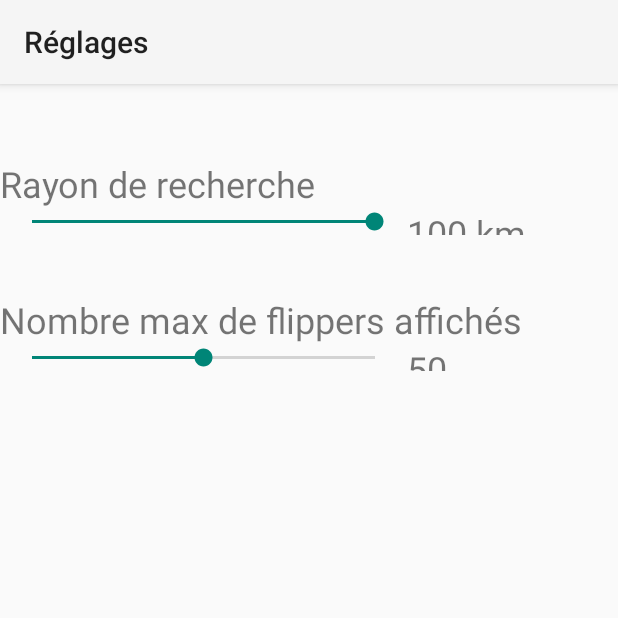
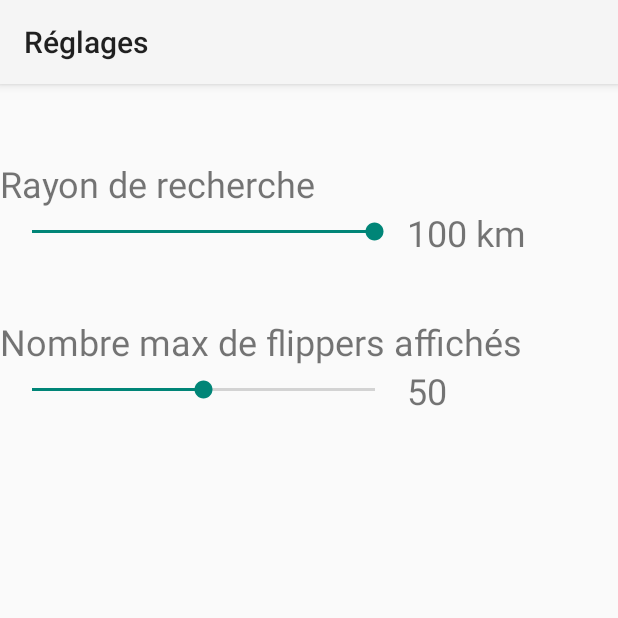
Before and after one commit to e5ky0/FlipperFinderApp, an Android app: the PagePreferences screen opened directly, with no data from a screen before it, on a phone screen of 412 x 824 dp, the top half of it. Run offline under Robolectric (Android 15) with nearby library versions, the phone set to English and light mode, and no system bars.

Commit message:
Changed some object height properties
to rectify a display bug that hid half of the seek bar

```diff
--- a/app/src/main/res/layout/activity_preferences.xml
+++ b/app/src/main/res/layout/activity_preferences.xml
@@ -21,7 +21,7 @@
         <SeekBar
             android:id="@+id/seekBarRayon"
             android:layout_width="0dp"
-            android:layout_height="wrap_content"
+            android:layout_height="match_parent"
             android:layout_marginLeft="5dip"
             android:layout_weight=".65"
             android:max="100" />
@@ -29,7 +29,7 @@
         <TextView
             android:id="@+id/TVRayon"
             android:layout_width="0dp"
-            android:layout_height="fill_parent"
+            android:layout_height="match_parent"
             android:layout_marginLeft="5dip"
             android:layout_weight=".35"
             android:text="50 km"
@@ -51,7 +51,7 @@
         <SeekBar
             android:id="@+id/seekBarNbMax"
             android:layout_width="0dp"
-            android:layout_height="wrap_content"
+            android:layout_height="match_parent"
             android:layout_marginLeft="5dip"
             android:layout_weight=".65"
             android:max="100" />
@@ -59,7 +59,7 @@
         <TextView
             android:id="@+id/TVMaxResult"
             android:layout_width="0dp"
-            android:layout_height="fill_parent"
+            android:layout_height="match_parent"
             android:layout_marginLeft="5dip"
             android:layout_weight=".35"
             android:text="50"
```
